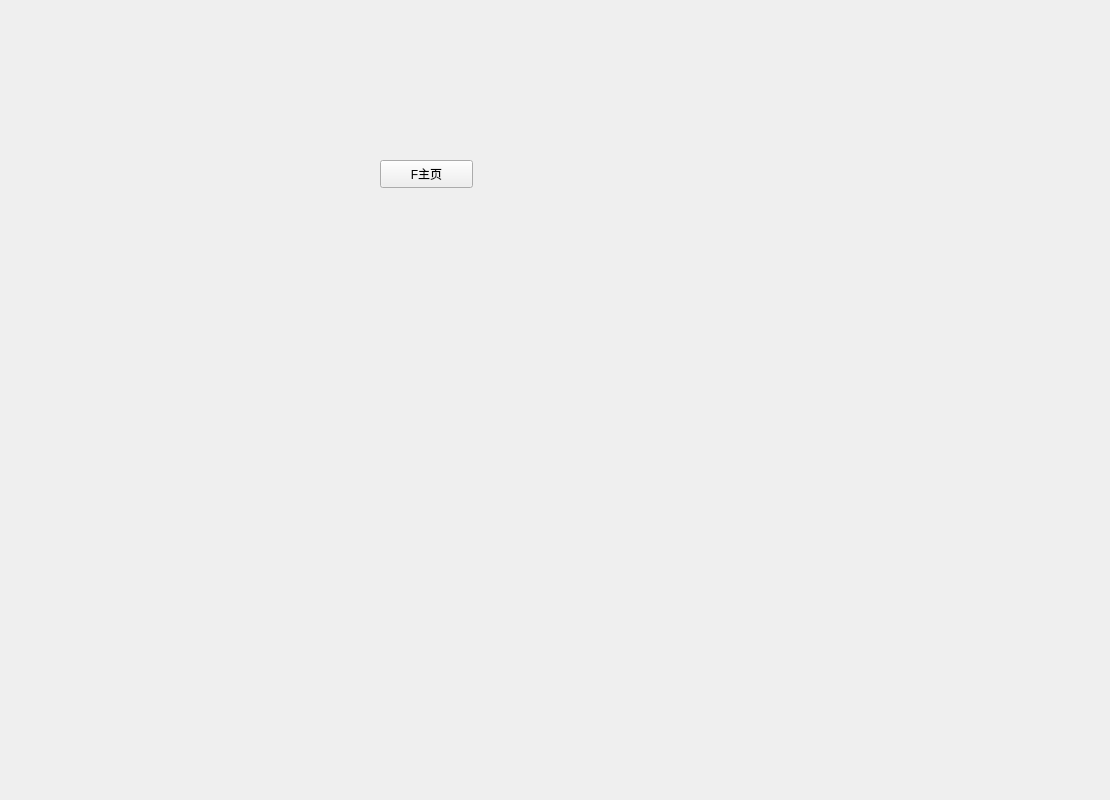
Old version of the form 2_qt/SneakerTraClient/subfans/fanshomeform.ui in the repository IvanNotOnlyFAt/Sneaker.
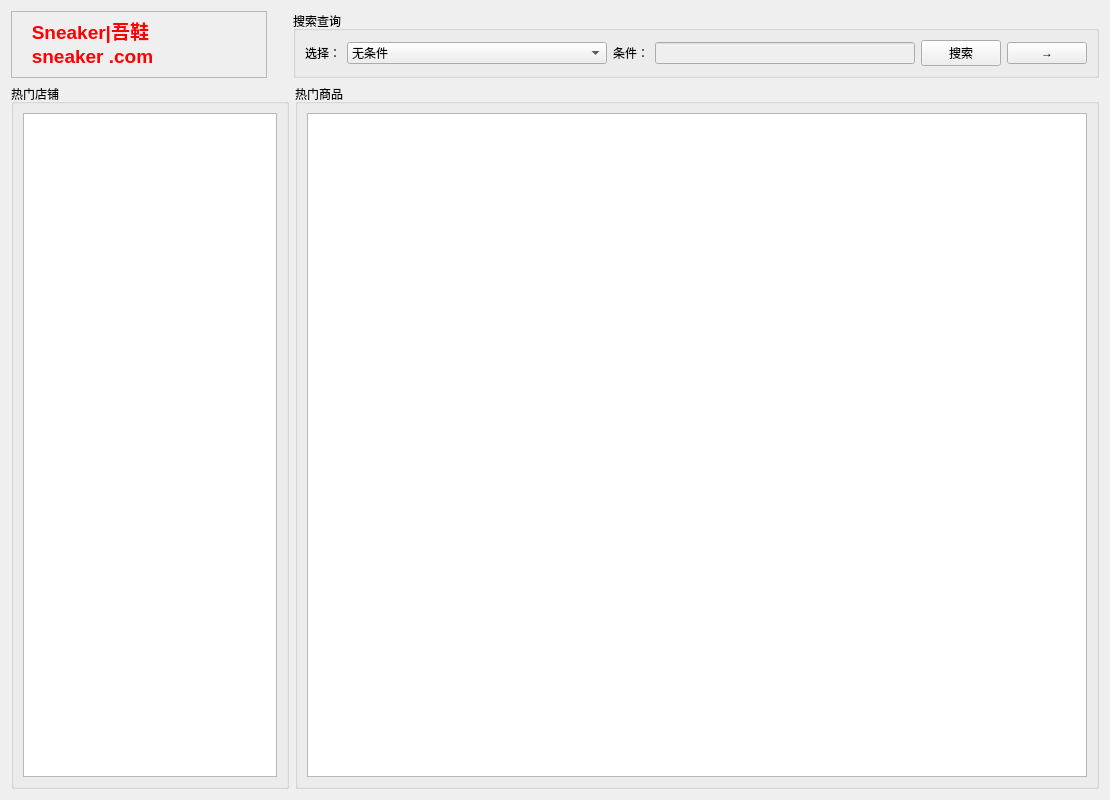
New version of the form.

```diff
--- a/2_qt/SneakerTraClient/subfans/fanshomeform.ui
+++ b/2_qt/SneakerTraClient/subfans/fanshomeform.ui
@@ -13,19 +13,225 @@
   <property name="windowTitle">
    <string>Form</string>
   </property>
-  <widget class="QPushButton" name="pushButton">
-   <property name="geometry">
-    <rect>
-     <x>380</x>
-     <y>160</y>
-     <width>93</width>
-     <height>28</height>
-    </rect>
-   </property>
-   <property name="text">
-    <string>F主页</string>
-   </property>
-  </widget>
+  <layout class="QGridLayout" name="gridLayout_8">
+   <item row="0" column="0">
+    <layout class="QGridLayout" name="gridLayout_7">
+     <item row="0" column="0">
+      <layout class="QGridLayout" name="gridLayout_5">
+       <item row="0" column="0">
+        <widget class="QTextBrowser" name="textBrowser">
+         <property name="enabled">
+          <bool>false</bool>
+         </property>
+         <property name="sizePolicy">
+          <sizepolicy hsizetype="Minimum" vsizetype="Ignored">
+           <horstretch>0</horstretch>
+           <verstretch>69</verstretch>
+          </sizepolicy>
+         </property>
+         <property name="html">
+          <string>&lt;!DOCTYPE HTML PUBLIC &quot;-//W3C//DTD HTML 4.0//EN&quot; &quot;http://www.w3.org/TR/REC-html40/strict.dtd&quot;&gt;
+&lt;html&gt;&lt;head&gt;&lt;meta name=&quot;qrichtext&quot; content=&quot;1&quot; /&gt;&lt;style type=&quot;text/css&quot;&gt;
+p, li { white-space: pre-wrap; }
+&lt;/style&gt;&lt;/head&gt;&lt;body style=&quot; font-family:'SimSun'; font-size:9pt; font-weight:400; font-style:normal;&quot;&gt;
+&lt;p style=&quot; margin-top:0px; margin-bottom:0px; margin-left:0px; margin-right:0px; -qt-block-indent:0; text-indent:0px;&quot;&gt;&lt;span style=&quot; font-size:14pt; font-weight:600; color:#ff0000;&quot;&gt;   Sneaker|吾鞋&lt;/span&gt;&lt;/p&gt;
+&lt;p style=&quot; margin-top:0px; margin-bottom:0px; margin-left:0px; margin-right:0px; -qt-block-indent:0; text-indent:0px;&quot;&gt;&lt;span style=&quot; font-size:14pt; font-weight:600; color:#ff0000;&quot;&gt;   sneaker .com&lt;/span&gt;&lt;/p&gt;&lt;/body&gt;&lt;/html&gt;</string>
+         </property>
+        </widget>
+       </item>
+       <item row="0" column="1">
+        <spacer name="verticalSpacer">
+         <property name="orientation">
+          <enum>Qt::Vertical</enum>
+         </property>
+         <property name="sizeType">
+          <enum>QSizePolicy::Minimum</enum>
+         </property>
+         <property name="sizeHint" stdset="0">
+          <size>
+           <width>20</width>
+           <height>66</height>
+          </size>
+         </property>
+        </spacer>
+       </item>
+       <item row="0" column="2">
+        <widget class="QGroupBox" name="groupBox">
+         <property name="enabled">
+          <bool>true</bool>
+         </property>
+         <property name="sizePolicy">
+          <sizepolicy hsizetype="Ignored" vsizetype="Maximum">
+           <horstretch>0</horstretch>
+           <verstretch>0</verstretch>
+          </sizepolicy>
+         </property>
+         <property name="title">
+          <string>搜索查询</string>
+         </property>
+         <layout class="QGridLayout" name="gridLayout_4">
+          <item row="0" column="0">
+           <layout class="QGridLayout" name="gridLayout_3">
+            <item row="0" column="0">
+             <widget class="QLabel" name="label">
+              <property name="contextMenuPolicy">
+               <enum>Qt::NoContextMenu</enum>
+              </property>
+              <property name="text">
+               <string>选择：</string>
+              </property>
+             </widget>
+            </item>
+            <item row="0" column="1">
+             <widget class="QComboBox" name="cb_condition">
+              <property name="enabled">
+               <bool>true</bool>
+              </property>
+              <property name="sizePolicy">
+               <sizepolicy hsizetype="Expanding" vsizetype="Fixed">
+                <horstretch>0</horstretch>
+                <verstretch>0</verstretch>
+               </sizepolicy>
+              </property>
+              <item>
+               <property name="text">
+                <string>无条件</string>
+               </property>
+              </item>
+              <item>
+               <property name="text">
+                <string>店铺ID</string>
+               </property>
+              </item>
+              <item>
+               <property name="text">
+                <string>店铺名</string>
+               </property>
+              </item>
+              <item>
+               <property name="text">
+                <string>商品ID</string>
+               </property>
+              </item>
+              <item>
+               <property name="text">
+                <string>商品名</string>
+               </property>
+              </item>
+             </widget>
+            </item>
+            <item row="0" column="2">
+             <widget class="QLabel" name="label_6">
+              <property name="text">
+               <string>条件：</string>
+              </property>
+             </widget>
+            </item>
+            <item row="0" column="3">
+             <widget class="QLineEdit" name="le_condition">
+              <property name="enabled">
+               <bool>false</bool>
+              </property>
+              <property name="clearButtonEnabled">
+               <bool>true</bool>
+              </property>
+             </widget>
+            </item>
+            <item row="0" column="4">
+             <widget class="QPushButton" name="pb_search">
+              <property name="sizePolicy">
+               <sizepolicy hsizetype="Fixed" vsizetype="Fixed">
+                <horstretch>0</horstretch>
+                <verstretch>0</verstretch>
+               </sizepolicy>
+              </property>
+              <property name="text">
+               <string>搜索</string>
+              </property>
+             </widget>
+            </item>
+            <item row="0" column="5">
+             <widget class="QPushButton" name="pb_change">
+              <property name="sizePolicy">
+               <sizepolicy hsizetype="Fixed" vsizetype="Fixed">
+                <horstretch>0</horstretch>
+                <verstretch>0</verstretch>
+               </sizepolicy>
+              </property>
+              <property name="text">
+               <string>→</string>
+              </property>
+             </widget>
+            </item>
+           </layout>
+          </item>
+         </layout>
+        </widget>
+       </item>
+      </layout>
+     </item>
+     <item row="1" column="0">
+      <layout class="QGridLayout" name="gridLayout_6">
+       <item row="0" column="0">
+        <widget class="QGroupBox" name="groupBox_2">
+         <property name="minimumSize">
+          <size>
+           <width>0</width>
+           <height>700</height>
+          </size>
+         </property>
+         <property name="title">
+          <string>热门店铺</string>
+         </property>
+         <layout class="QGridLayout" name="gridLayout">
+          <item row="0" column="0">
+           <widget class="QListWidget" name="listWidget"/>
+          </item>
+         </layout>
+        </widget>
+       </item>
+       <item row="0" column="1">
+        <widget class="QGroupBox" name="groupBox_3">
+         <property name="minimumSize">
+          <size>
+           <width>0</width>
+           <height>0</height>
+          </size>
+         </property>
+         <property name="title">
+          <string>热门商品</string>
+         </property>
+         <layout class="QGridLayout" name="gridLayout_2">
+          <item row="0" column="0">
+           <widget class="QTableWidget" name="tableWidget">
+            <property name="sizePolicy">
+             <sizepolicy hsizetype="Expanding" vsizetype="Expanding">
+              <horstretch>71</horstretch>
+              <verstretch>0</verstretch>
+             </sizepolicy>
+            </property>
+            <property name="minimumSize">
+             <size>
+              <width>780</width>
+              <height>0</height>
+             </size>
+            </property>
+            <property name="maximumSize">
+             <size>
+              <width>710</width>
+              <height>16777215</height>
+             </size>
+            </property>
+           </widget>
+          </item>
+         </layout>
+        </widget>
+       </item>
+      </layout>
+     </item>
+    </layout>
+   </item>
+  </layout>
  </widget>
  <resources/>
  <connections/>
```
